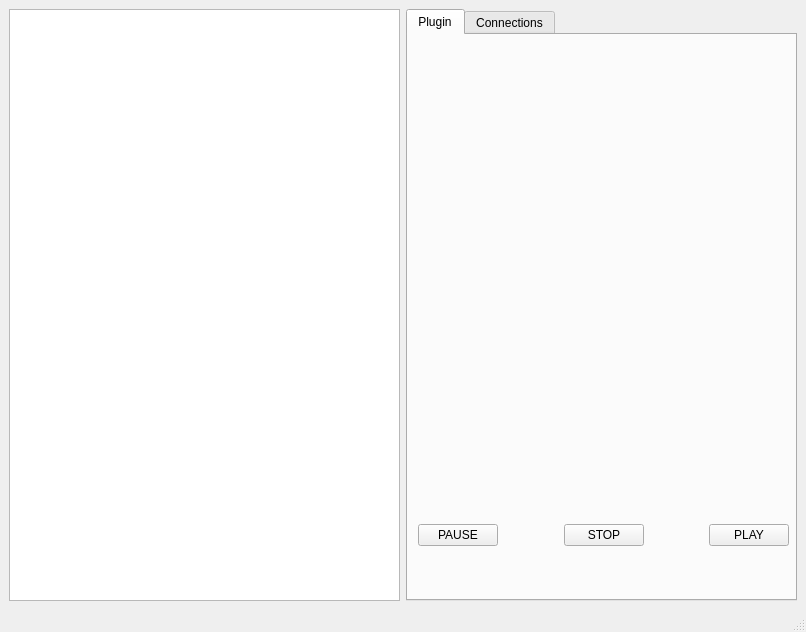
The window that ui/gui/qt_new/overview.ui (TUB-Control/PaPI) describes before a commit, drawn with Qt 5.
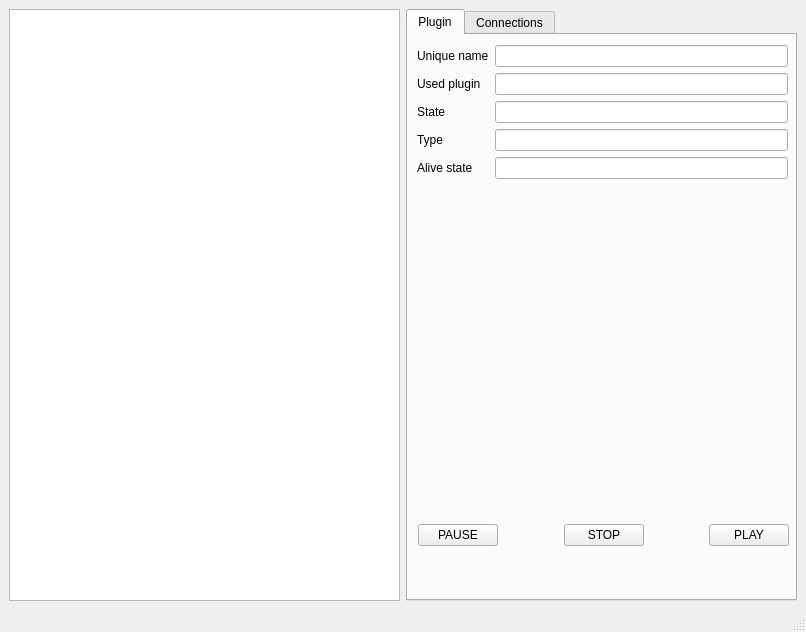
The same window after the commit.

What changed in the file:
```diff
--- a/ui/gui/qt_new/overview.ui
+++ b/ui/gui/qt_new/overview.ui
@@ -88,6 +88,68 @@
            </item>
           </layout>
          </widget>
+         <widget class="QWidget" name="formLayoutWidget">
+          <property name="geometry">
+           <rect>
+            <x>9</x>
+            <y>10</y>
+            <width>371</width>
+            <height>451</height>
+           </rect>
+          </property>
+          <layout class="QFormLayout" name="formLayout">
+           <item row="0" column="0">
+            <widget class="QLabel" name="unameLabel">
+             <property name="text">
+              <string>Unique name</string>
+             </property>
+            </widget>
+           </item>
+           <item row="1" column="0">
+            <widget class="QLabel" name="usedpluginLabel">
+             <property name="text">
+              <string>Used plugin</string>
+             </property>
+            </widget>
+           </item>
+           <item row="2" column="0">
+            <widget class="QLabel" name="stateLabel">
+             <property name="text">
+              <string>State</string>
+             </property>
+            </widget>
+           </item>
+           <item row="3" column="0">
+            <widget class="QLabel" name="typeLabel">
+             <property name="text">
+              <string>Type</string>
+             </property>
+            </widget>
+           </item>
+           <item row="4" column="0">
+            <widget class="QLabel" name="alivestateLabel">
+             <property name="text">
+              <string>Alive state</string>
+             </property>
+            </widget>
+           </item>
+           <item row="0" column="1">
+            <widget class="QLineEdit" name="lineEdit"/>
+           </item>
+           <item row="1" column="1">
+            <widget class="QLineEdit" name="usedpluginEdit"/>
+           </item>
+           <item row="2" column="1">
+            <widget class="QLineEdit" name="stateEdit"/>
+           </item>
+           <item row="3" column="1">
+            <widget class="QLineEdit" name="typeEdit"/>
+           </item>
+           <item row="4" column="1">
+            <widget class="QLineEdit" name="alivestateEdit"/>
+           </item>
+          </layout>
+         </widget>
         </widget>
         <widget class="QWidget" name="connectionTab">
          <attribute name="title">
```
